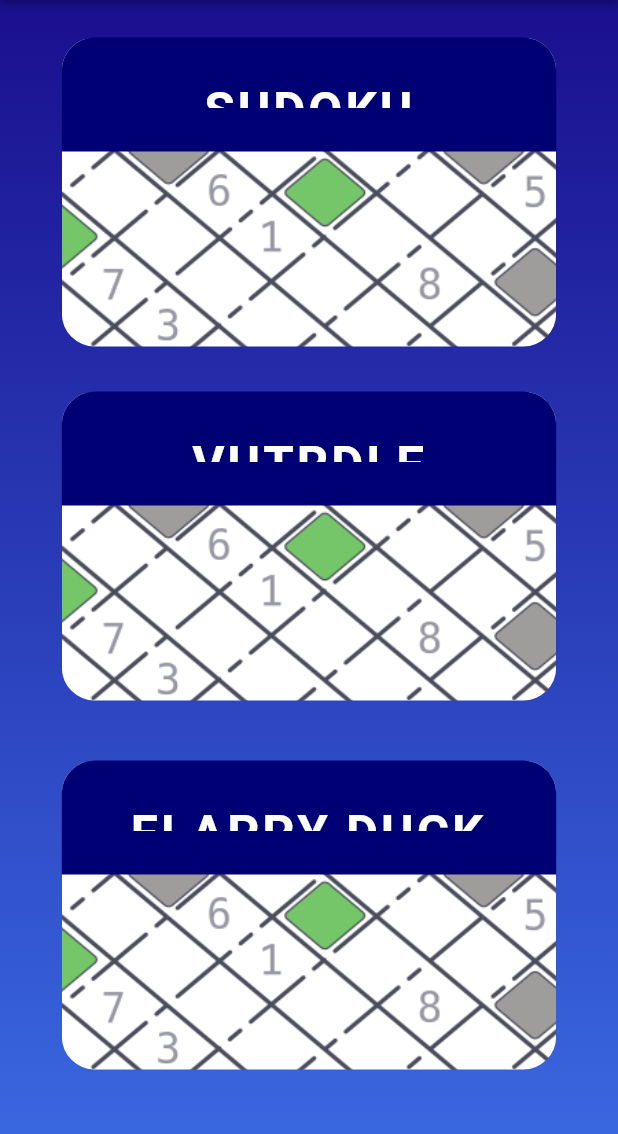
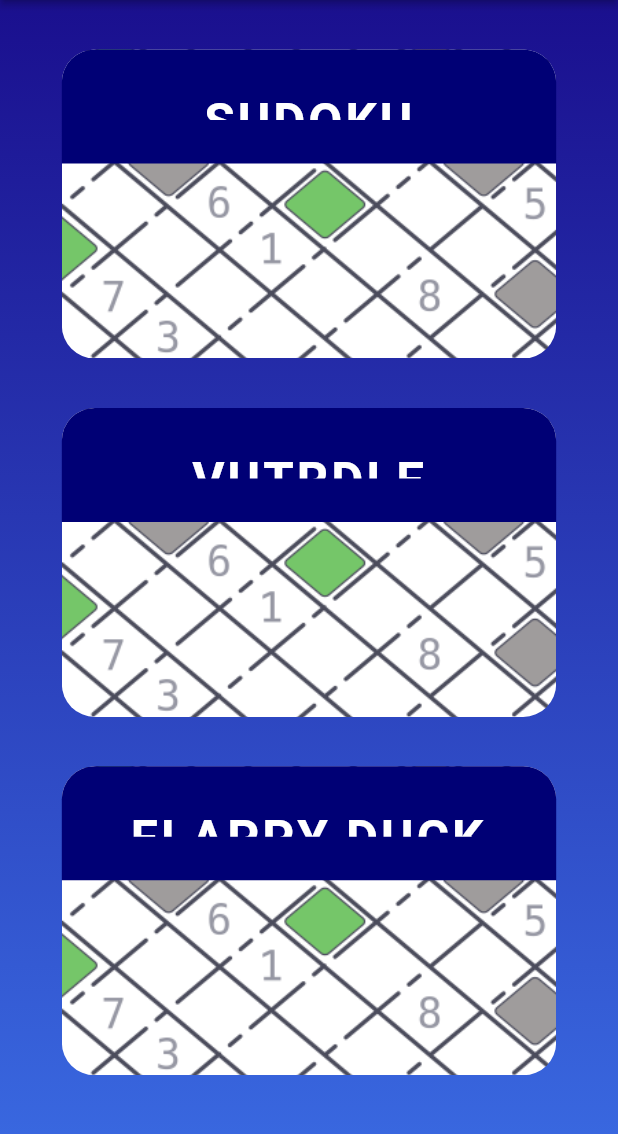
Before and after one commit to marekspirka/ITU-Halt, a Flutter app: the screen it shows after launch, on a phone screen of 412 x 824 dp, the part 90-1224 px from its top. Run offline on Flutter 3.47's test engine with Material 2 defaults, Android fonts, the phone set to English and light mode, and no system bars; project files that could hold a hidden picture were left out.

Commit message:
Fixed space between container

```diff
--- a/lib/screens/ChooseGame/main_screen.dart
+++ b/lib/screens/ChooseGame/main_screen.dart
@@ -49,7 +49,7 @@
       child: Container(
         height: screenHeight * 0.25,
         width: screenWidth * 0.8,
-        margin: EdgeInsets.only(top: 25),
+        margin: EdgeInsets.only(top: MediaQuery.of(context).size.width * 0.08),
         decoration: BoxDecoration(
             image: const DecorationImage(
                 image: AssetImage('assets/images/pattern.png'),
@@ -94,7 +94,7 @@
       child: Container(
         height: screenHeight * 0.25,
         width: screenWidth * 0.8,
-        margin: EdgeInsets.only(top: 30),
+        margin: EdgeInsets.only(top: MediaQuery.of(context).size.width * 0.08),
         decoration: BoxDecoration(
             image: const DecorationImage(
                 image: AssetImage('assets/images/pattern.png'),
@@ -139,7 +139,7 @@
       child: Container(
         height: screenHeight * 0.25,
         width: screenWidth * 0.8,
-        margin: EdgeInsets.only(top: 40),
+        margin: EdgeInsets.only(top: MediaQuery.of(context).size.width * 0.08),
         decoration: BoxDecoration(
             image: DecorationImage(
                 image: AssetImage('assets/images/pattern.png'),
```
